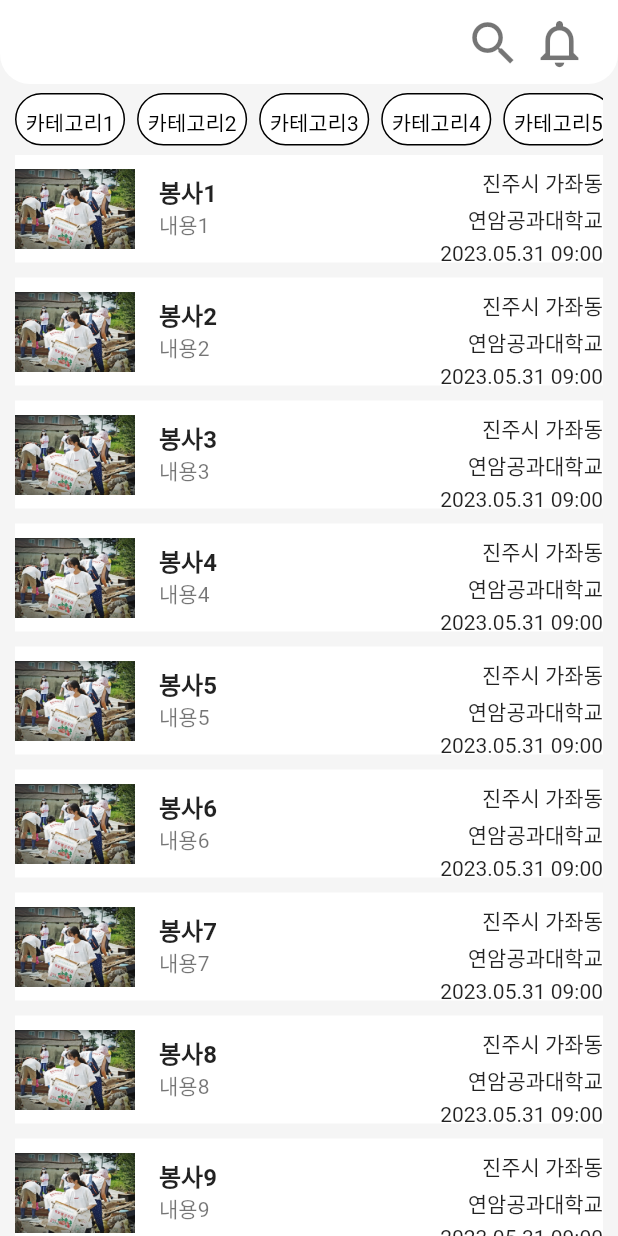
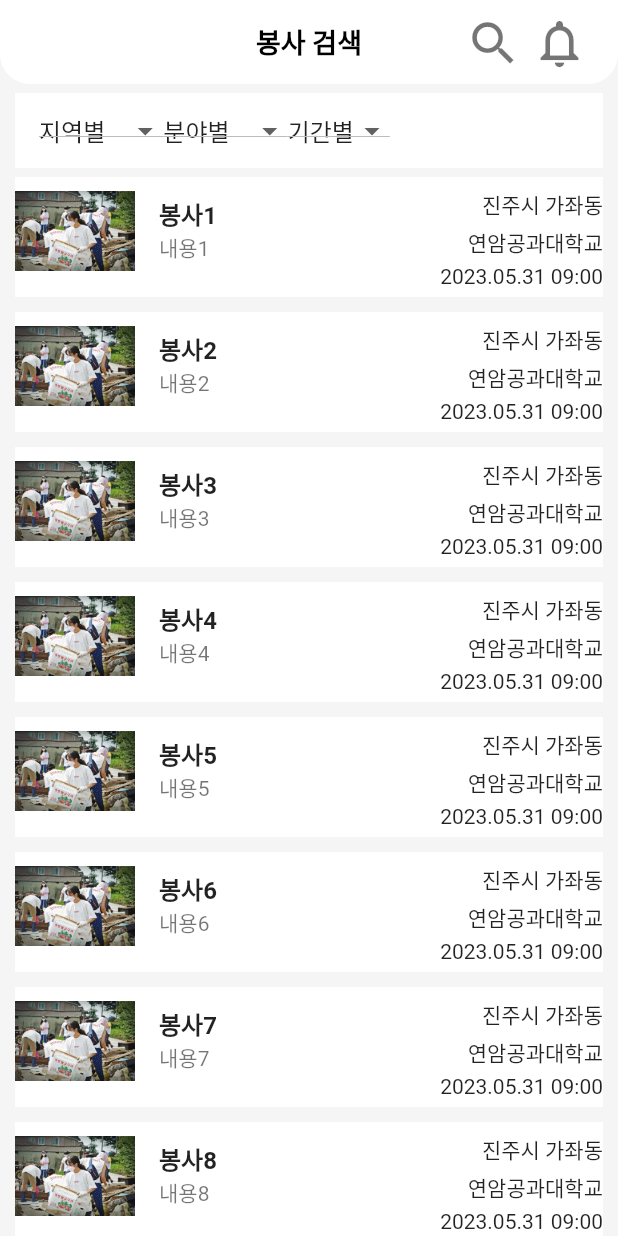
Before and after one commit to 2023-Together/Together_Dev_Flutter, a Flutter app: the VolSearchTestScreen screen opened directly, on a phone screen of 412 x 824 dp. Run offline on Flutter 3.47's test engine with Material 2 defaults, Android fonts, the phone set to English and light mode, and no system bars; our stand-ins replace flutter_secure_storage, font_awesome_flutter, go_router, google_mobile_ads; accounts and stored records are empty; network calls fail.

Commit message:
봉사 검색, 동아리 검색 테스트 페이지

```diff
--- a/lib/features/page_test/vol_search_test_screen.dart
+++ b/lib/features/page_test/vol_search_test_screen.dart
@@ -3,16 +3,17 @@ import 'package:go_router/go_router.dart';
 import 'package:swag_cross_app/constants/gaps.dart';
 import 'package:swag_cross_app/constants/sizes.dart';
 import 'package:swag_cross_app/features/alert/alert_screen.dart';
-import 'package:swag_cross_app/features/page_test/widgets/categori_buttons.dart';
+//import 'package:swag_cross_app/features/page_test/widgets/categori_buttons.dart';
+//import 'package:swag_cross_app/features/page_test/widgets/state_dropDown_button.dart';
 
 final List<String> volCategories = [
   "카테고리1",
   "카테고리2",
   "카테고리3",
-  "카테고리4",
-  "카테고리5",
-  "카테고리6",
-  "카테고리7",
+  // "카테고리4",
+  // "카테고리5",
+  // "카테고리6",
+  // "카테고리7",
 ];
 
 final List<Map<String, dynamic>> volDatas = [
@@ -88,18 +89,64 @@ final List<Map<String, dynamic>> volDatas = [
   },
 ];
 
-class VolSearchTestScreen extends StatelessWidget {
+class VolSearchTestScreen extends StatefulWidget {
   const VolSearchTestScreen({super.key});
 
+  @override
+  State<VolSearchTestScreen> createState() => _VolSearchTestScreenState();
+}
+
+class _VolSearchTestScreenState extends State<VolSearchTestScreen> {
   void _alertIconTap(BuildContext context) {
     context.pushNamed(AlertScreen.routeName);
   }
+
+  String selectedDropdown1 = '지역별';
+  String selectedDropdown2 = '분야별';
+  String selectedDropdown3 = '기간별';
+
+  List<String> dropdownList1 = ['지역별', '가좌동', '평거동', '충무공동'];
+  List<String> dropdownList2 = ['분야별','의료봉사', '문화체험', '행사보조'];
+  List<String> dropdownList3 = ['기간별','1', '2', '3'];
+
+
+  // String option1 = "지역별";
+  // String option2 = "분야별";
+  // String option3 = "기간별";
+
+  // void onChangeOption1(String? value) {
+  //   if (value == null) {
+  //     option1 = "지역별";
+  //   } else {
+  //     option1 = value;
+  //   }
+  //   setState(() {});
+  // }
+
+  // void onChangeOption2(String? value) {
+  //   if (value == null) {
+  //     option1 = "지역별";
+  //   } else {
+  //     option1 = value;
+  //   }
+  //   setState(() {});
+  // }
+
+  // void onChangeOption3(String? value) {
+  //   if (value == null) {
+  //     option1 = "지역별";
+  //   } else {
+  //     option1 = value;
+  //   }
+  //   setState(() {});
+  // }
 
   @override
   Widget build(BuildContext context) {
     return Scaffold(
       backgroundColor: Colors.grey.shade100,
       appBar: AppBar(
+        title: const Text("봉사 검색"),
         automaticallyImplyLeading: false,
         shape: const RoundedRectangleBorder(
           borderRadius: BorderRadius.vertical(
@@ -144,15 +191,86 @@ class VolSearchTestScreen extends StatelessWidget {
         child: Column(
           children: [
             Gaps.v6,
-            SizedBox(
-              height: 35,
-              child: ListView.separated(
-                scrollDirection: Axis.horizontal,
-                itemCount: volCategories.length,
-                itemBuilder: (context, index) => CategoriButtons(
-                  title: volCategories[index],
+            // SizedBox(
+            //   height: 35,
+            //   child: ListView.separated(
+            //     scrollDirection: Axis.horizontal,
+            //     itemCount: volCategories.length,
+            //     itemBuilder: (context, index) => CategoriButtons(
+            //       title: volCategories[index],
+            //     ),
+            //     separatorBuilder: (context, index) => Gaps.h8,
+            //   ),
+            // ),
+            Container(
+              height: 50,
+              color: Colors.white,
+              padding: const EdgeInsets.symmetric(
+                horizontal: Sizes.size14,
+                vertical: Sizes.size11,
+              ),
+              child: Padding(
+                padding: const EdgeInsets.all(2.0),
+                child: ListView(
+                  scrollDirection: Axis.horizontal,
+                  children: [
+                    // 지역, 분야, 기간별 카테고리 선택 버튼
+                    // StateDropDownButton(
+                    //     initOption: option1,
+                    //     onChangeOption: onChangeOption1,
+                    // ),
+                    // StateDropDownButton(
+                    //     initOption: option2,
+                    //     onChangeOption: onChangeOption2,
+                    // ),
+                    // StateDropDownButton(
+                    //     initOption: option3,
+                    //     onChangeOption: onChangeOption3,
+                    // ),
+                    DropdownButton(
+                      value: selectedDropdown1,
+                      items: dropdownList1.map((String item) {
+                        return DropdownMenuItem<String> (
+                          child: Text('$item'),
+                          value: item,
+                        );
+                      }).toList(),
+                      onChanged: (dynamic value) {
+                        setState(() {
+                          selectedDropdown1 = value;
+                        });
+                      },
+                    ),
+                     DropdownButton(
+                      value: selectedDropdown2,
+                      items: dropdownList2.map((String item) {
+                        return DropdownMenuItem<String> (
+                          child: Text('$item'),
+                          value: item,
+                        );
+                      }).toList(),
+                      onChanged: (dynamic value) {
+                        setState(() {
+                          selectedDropdown2 = value;
+                        });
+                      },
+                    ),
+                     DropdownButton(
+                      value: selectedDropdown3,
+                      items: dropdownList3.map((String item) {
+                        return DropdownMenuItem<String> (
+                          child: Text('$item'),
+                          value: item,
+                        );
+                      }).toList(),
+                      onChanged: (dynamic value) {
+                        setState(() {
+                          selectedDropdown3 = value;
+                        });
+                      },
+                    ),
+                  ],
                 ),
-                separatorBuilder: (context, index) => Gaps.h8,
               ),
             ),
             Gaps.v6,
@@ -163,6 +281,7 @@ class VolSearchTestScreen extends StatelessWidget {
                 itemBuilder: (context, index) {
                   final item = volDatas[index];
                   return Container(
+                    height: 80,
                     decoration: const BoxDecoration(
                       color: Colors.white,
                     ),
```
Also changed, not shown: lib/features/main_navigation/mian_navigation.dart (+17 -3 lines), lib/features/page_test/club_search_test_screen.dart (+156 -162 lines), assets/images/club1.jpg (added), assets/images/club2.jpg (added), pubspec.lock.
